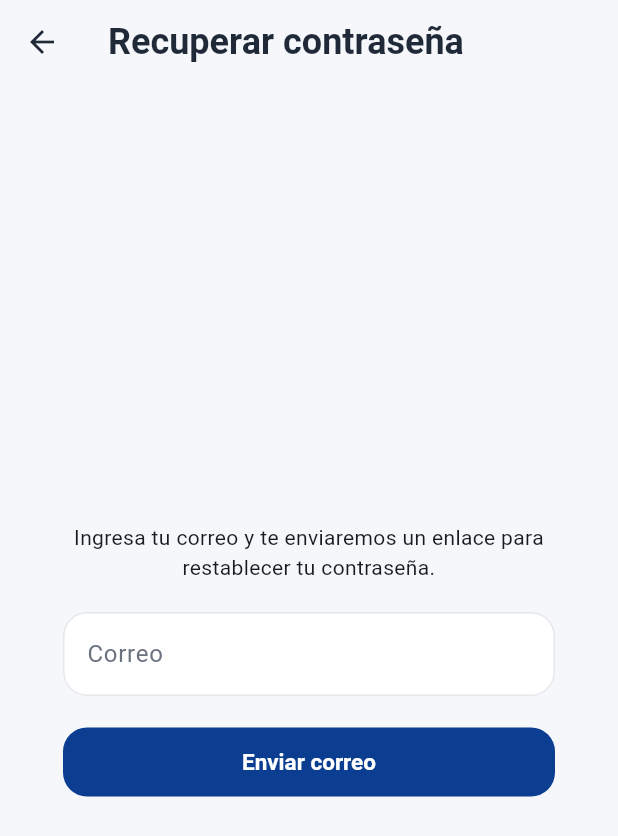
After one commit to webappcme26-prog/polla_mundial_2026, a Flutter app: the screen it shows after launch, after a tap on "¿Olvidaste tu contraseña?", on a phone screen of 412 x 824 dp. The commit adds this screen. Shown: the top 836 px of the screen. Run offline on Flutter 3.47's test engine with Material 3 defaults, Android fonts, the phone set to English and light mode, and no system bars; our stand-ins replace supabase_flutter; accounts and stored records are empty; network calls fail.

Commit message:
Agregar Olvido Contraseña

```diff
--- a/lib/main.dart
+++ b/lib/main.dart
@@ -10,6 +10,7 @@ import 'pages/my_predictions_page.dart';
 import 'services/auth_service.dart';
 import 'services/profile_service.dart';
 import 'package:flutter_localizations/flutter_localizations.dart';
+import 'pages/reset_password_page.dart';
 
 Future<void> main() async {
   WidgetsFlutterBinding.ensureInitialized();
@@ -126,6 +127,7 @@ class MyApp extends StatelessWidget {
       home: const AuthGate(),
       routes: {
         '/home': (context) => const HomePage(),
+        '/reset-password': (context) => const ResetPasswordPage(),
       },
     );
   }
--- /dev/null
+++ b/lib/pages/forgot_password_page.dart
@@ -0,0 +1,95 @@
+import 'package:flutter/material.dart';
+import '../services/auth_service.dart';
+
+class ForgotPasswordPage extends StatefulWidget {
+  const ForgotPasswordPage({super.key});
+
+  @override
+  State<ForgotPasswordPage> createState() => _ForgotPasswordPageState();
+}
+
+class _ForgotPasswordPageState extends State<ForgotPasswordPage> {
+  final _emailController = TextEditingController();
+  final AuthService _authService = AuthService();
+
+  bool _loading = false;
+
+  Future<void> _sendResetEmail() async {
+    setState(() {
+      _loading = true;
+    });
+
+    final error = await _authService.resetPassword(
+      email: _emailController.text.trim(),
+    );
+
+    setState(() {
+      _loading = false;
+    });
+
+    if (!mounted) return;
+
+    if (error == null) {
+      ScaffoldMessenger.of(context).showSnackBar(
+        const SnackBar(
+          content: Text('Se envió el correo para restablecer la contraseña'),
+        ),
+      );
+      Navigator.pop(context);
+    } else {
+      ScaffoldMessenger.of(context).showSnackBar(
+        SnackBar(content: Text('Error: $error')),
+      );
+    }
+  }
+
+  @override
+  void dispose() {
+    _emailController.dispose();
+    super.dispose();
+  }
+
+  @override
+  Widget build(BuildContext context) {
+    return Scaffold(
+      appBar: AppBar(
+        title: const Text('Recuperar contraseña'),
+      ),
+      body: Center(
+        child: SizedBox(
+          width: 360,
+          child: Padding(
+            padding: const EdgeInsets.all(16),
+            child: Column(
+              mainAxisAlignment: MainAxisAlignment.center,
+              children: [
+                const Text(
+                  'Ingresa tu correo y te enviaremos un enlace para restablecer tu contraseña.',
+                  textAlign: TextAlign.center,
+                ),
+                const SizedBox(height: 20),
+                TextField(
+                  controller: _emailController,
+                  decoration: const InputDecoration(
+                    labelText: 'Correo',
+                    border: OutlineInputBorder(),
+                  ),
+                ),
+                const SizedBox(height: 20),
+                SizedBox(
+                  width: double.infinity,
+                  child: ElevatedButton(
+                    onPressed: _loading ? null : _sendResetEmail,
+                    child: _loading
+                        ? const CircularProgressIndicator()
+                        : const Text('Enviar correo'),
+                  ),
+                ),
+              ],
+            ),
+          ),
+        ),
+      ),
+    );
+  }
+}
--- a/lib/pages/login_page.dart
+++ b/lib/pages/login_page.dart
@@ -1,6 +1,7 @@
 import 'package:flutter/material.dart';
 import '../services/auth_service.dart';
 import 'register_page.dart';
+import 'forgot_password_page.dart';
 
 class LoginPage extends StatefulWidget {
   const LoginPage({super.key});
@@ -83,18 +84,35 @@ class _LoginPageState extends State<LoginPage> {
                   ),
                 ),
                 const SizedBox(height: 20),
-                ElevatedButton(
-                  onPressed: _loading ? null : _login,
-                  child: _loading
-                      ? const CircularProgressIndicator()
-                      : const Text('Ingresar'),
+                SizedBox(
+                  width: double.infinity,
+                  child: ElevatedButton(
+                    onPressed: _loading ? null : _login,
+                    child: _loading
+                        ? const CircularProgressIndicator()
+                        : const Text('Ingresar'),
+                  ),
                 ),
-                const SizedBox(height: 10),
+                const SizedBox(height: 8),
                 TextButton(
                   onPressed: () {
                     Navigator.push(
                       context,
-                      MaterialPageRoute(builder: (_) => const RegisterPage()),
+                      MaterialPageRoute(
+                        builder: (_) => const ForgotPasswordPage(),
+                      ),
+                    );
+                  },
+                  child: const Text('¿Olvidaste tu contraseña?'),
+                ),
+                const SizedBox(height: 4),
+                TextButton(
+                  onPressed: () {
+                    Navigator.push(
+                      context,
+                      MaterialPageRoute(
+                        builder: (_) => const RegisterPage(),
+                      ),
                     );
                   },
                   child: const Text('¿No tienes cuenta? Regístrate'),
```
Also changed, not shown: lib/pages/reset_password_page.dart (added, +96 -0 lines), lib/services/auth_service.dart (+14 -0 lines).
